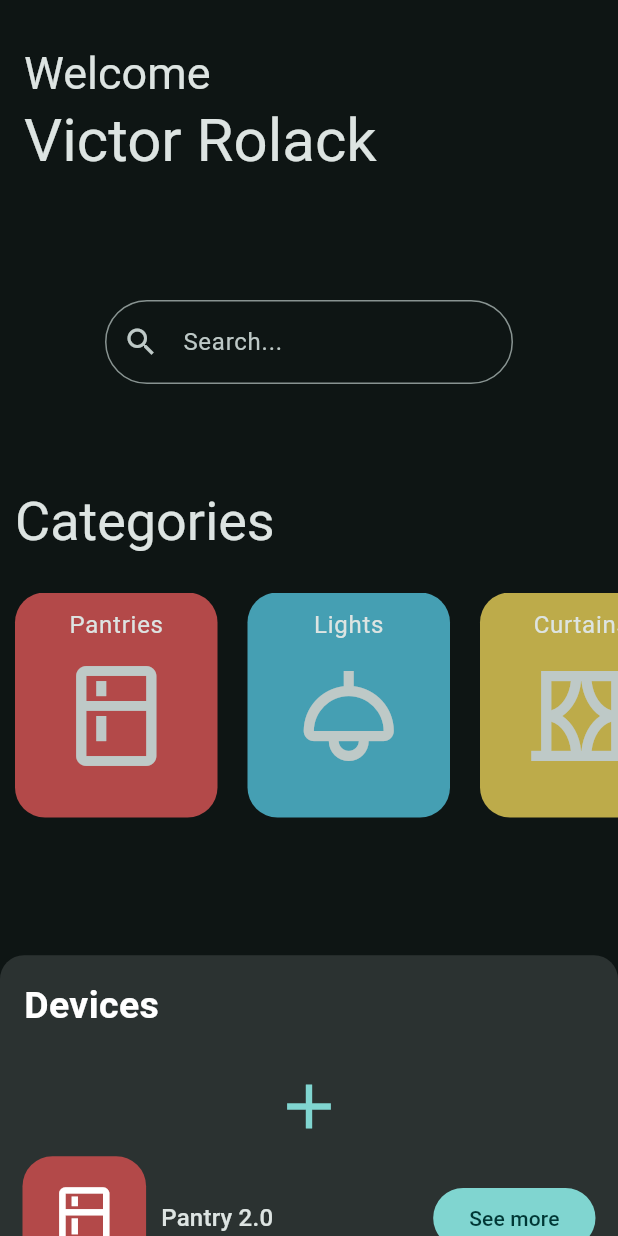
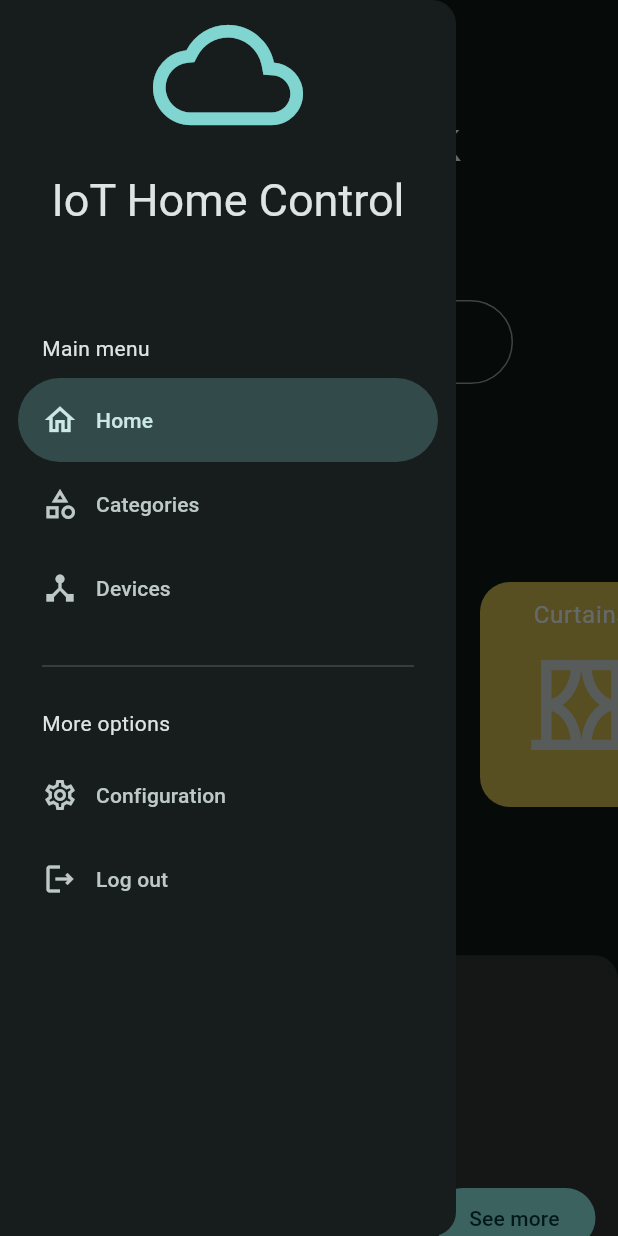
Before and after one commit to vcrolack/iot-home-control, a Flutter app: the screen it shows after launch, with the side drawer open (before the commit the screen has no drawer), on a phone screen of 412 x 824 dp. Run offline on Flutter 3.47's test engine with Material 2 defaults, Android fonts, the phone set to English and light mode, and no system bars; our stand-ins replace flutter_dotenv, flutter_riverpod, go_router.

Commit message:
add drawer

```diff
--- a/lib/config/theme/app_theme.dart
+++ b/lib/config/theme/app_theme.dart
@@ -8,5 +8,6 @@ class AppTheme {
       fontFamily: 'roboto',
       textTheme: const TextTheme(
           titleLarge: TextStyle(fontSize: 45),
-          titleSmall: TextStyle(fontSize: 15)));
+          titleSmall: TextStyle(fontSize: 15),
+          displaySmall: TextStyle(fontSize: 30)));
 }
--- /dev/null
+++ b/lib/menu/menu_items.dart
@@ -0,0 +1,55 @@
+import 'package:flutter/material.dart';
+import 'package:go_router/go_router.dart';
+
+typedef ContextCallback = void Function(BuildContext context);
+
+class MenuItem {
+  final String title;
+  final String subtitle;
+  final String? link;
+  final IconData icon;
+  final ContextCallback? onTap;
+
+  const MenuItem(
+      {required this.title,
+      required this.subtitle,
+      this.link,
+      required this.icon,
+      this.onTap});
+}
+
+/* LIST ITEM MENU */
+
+final List<MenuItem> appMenuItems = [
+  const MenuItem(
+    title: "Home",
+    subtitle: "General view",
+    link: "/home",
+    icon: Icons.home_outlined,
+  ),
+  const MenuItem(
+    title: "Categories",
+    subtitle: "Check our categories",
+    link: "/categories",
+    icon: Icons.category_outlined,
+  ),
+  const MenuItem(
+      title: "Devices",
+      subtitle: "Take a look your devices",
+      link: '/devices',
+      icon: Icons.device_hub_outlined),
+  const MenuItem(
+      title: "Configuration",
+      subtitle: "Change your preferences",
+      link: "/configuration",
+      icon: Icons.settings_outlined),
+  MenuItem(
+    title: "Log out",
+    subtitle: "",
+    onTap: (context) {
+      final goRouter = GoRouter.of(context);
+      goRouter.pushReplacement('/auth/login');
+    },
+    icon: Icons.logout_outlined,
+  )
+];
--- a/lib/presentation/screens/Auth/login_screen.dart
+++ b/lib/presentation/screens/Auth/login_screen.dart
@@ -24,9 +24,7 @@ class LoginScreen extends StatelessWidget {
           children: [
             const Text('Are you forgot your password?'),
             TextButton(
-                onPressed: () {
-                  context.go('/auth/password-recovery');
-                },
+                onPressed: () => context.go('/auth/password-recovery'),
                 child: const Text('Click here'))
           ],
         ),
@@ -64,15 +62,15 @@ class _LoginForm extends StatelessWidget {
         const SizedBox(
           height: 50,
         ),
-        ElevatedButton(onPressed: () {}, child: const Text('Log in')),
+        ElevatedButton(
+            onPressed: () => context.pushReplacement('/'),
+            child: const Text('Log in')),
         const SizedBox(
           height: 16,
         ),
         const Text('Or'),
         TextButton(
-            onPressed: () {
-              context.pushReplacement('/auth/register');
-            },
+            onPressed: () => context.pushReplacement('/auth/register'),
             child: const Text('Join us!'))
       ]),
     );
--- a/lib/presentation/screens/home/home_screen.dart
+++ b/lib/presentation/screens/home/home_screen.dart
@@ -1,4 +1,5 @@
 import 'package:flutter/material.dart';
+import 'package:iot_home_control/presentation/widgets/common/custom_drawer.dart';
 import 'package:iot_home_control/presentation/widgets/widgets.dart';
 
 class HomeScreen extends StatelessWidget {
@@ -8,9 +9,11 @@ class HomeScreen extends StatelessWidget {
 
   @override
   Widget build(BuildContext context) {
-    return const Scaffold(
-        appBar: _CustomAppBarHome(),
-        body: Stack(
+    final scaffoldKey = GlobalKey<ScaffoldState>();
+    return Scaffold(
+        appBar: const _CustomAppBarHome(),
+        drawer: CustomDrawer(scaffoldKey: scaffoldKey),
+        body: const Stack(
           fit: StackFit.expand,
           children: [
             _HomeView(),
--- /dev/null
+++ b/lib/presentation/widgets/common/custom_drawer.dart
@@ -0,0 +1,87 @@
+import 'package:flutter/material.dart';
+import 'package:go_router/go_router.dart';
+import 'package:iot_home_control/menu/menu_items.dart';
+
+class CustomDrawer extends StatefulWidget {
+  final GlobalKey<ScaffoldState> scaffoldKey;
+
+  const CustomDrawer({super.key, required this.scaffoldKey});
+
+  @override
+  State<CustomDrawer> createState() => _CustomDrawerState();
+}
+
+class _CustomDrawerState extends State<CustomDrawer> {
+  int navDrawerIndex = 0;
+
+  @override
+  Widget build(BuildContext context) {
+    final hasNotch = MediaQuery.of(context).viewPadding.top > 35;
+    final colors = Theme.of(context).colorScheme;
+    final textStyle = Theme.of(context).textTheme;
+
+    return NavigationDrawer(
+      selectedIndex: navDrawerIndex,
+      onDestinationSelected: (value) {
+        setState(() {
+          navDrawerIndex = value;
+        });
+        final menuItem = appMenuItems[value];
+        if (menuItem.onTap != null) {
+          menuItem.onTap!(context);
+        } else {
+          context.push(menuItem.link!);
+        }
+
+        widget.scaffoldKey.currentState?.closeDrawer();
+      },
+      children: [
+        Container(
+          child: Column(
+            children: [
+              Icon(
+                Icons.cloud_outlined,
+                size: 100,
+                color: colors.primary,
+              ),
+              const SizedBox(
+                height: 15,
+              ),
+              Text(
+                'IoT Home Control',
+                style: textStyle.displaySmall,
+              ),
+            ],
+          ),
+        ),
+        const SizedBox(
+          height: 50,
+        ),
+        Padding(
+          padding: EdgeInsets.fromLTRB(28, hasNotch ? 0 : 20, 16, 10),
+          child: const Text('Main menu'),
+        ),
+        ...appMenuItems
+            .sublist(0, 3)
+            .map((menuItem) => NavigationDrawerDestination(
+                  icon: Icon(menuItem.icon),
+                  label: Text(menuItem.title),
+                )),
+        const Padding(
+          padding: EdgeInsets.fromLTRB(28, 16, 28, 10),
+          child: Divider(),
+        ),
+        const Padding(
+          padding: EdgeInsets.fromLTRB(28, 10, 16, 10),
+          child: Text('More options'),
+        ),
+        ...appMenuItems
+            .sublist(3, appMenuItems.length)
+            .map((menuItem) => NavigationDrawerDestination(
+                  icon: Icon(menuItem.icon),
+                  label: Text(menuItem.title),
+                )),
+      ],
+    );
+  }
+}
--- a/lib/presentation/widgets/home/devices_list.dart
+++ b/lib/presentation/widgets/home/devices_list.dart
@@ -38,16 +38,14 @@ class DevicesList extends StatelessWidget {
                         child: const Text(
                           'Devices',
                           style: TextStyle(
-                              color: Colors.white,
-                              fontSize: 25,
-                              fontWeight: FontWeight.bold),
+                              fontSize: 25, fontWeight: FontWeight.bold),
                         ),
                       );
                     } else if (index == 1) {
                       return IconButton(
                         onPressed: () {},
                         icon: Icon(
-                          Icons.add,
+                          Icons.add_box_rounded,
                           size: 50,
                           color: colors.primary,
                         ),
@@ -67,7 +65,7 @@ class DevicesList extends StatelessWidget {
                         ),
                       );
                     } else {
-                      return SizedBox.shrink();
+                      return const SizedBox.shrink();
                     }
                   }),
             ),
```
